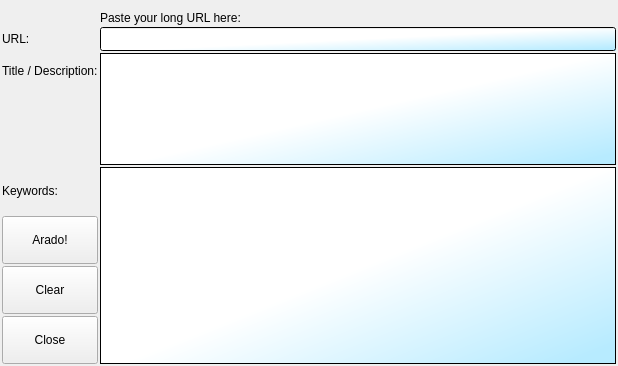
The window that ui/entry-form.ui (berndhs/arado) describes before a commit, drawn with Qt 5.
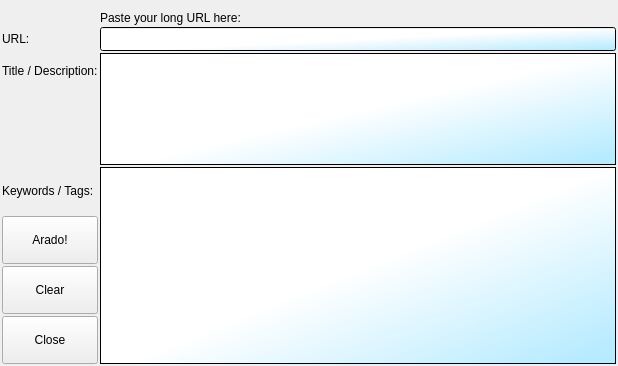
The same window after the commit. Icons and pictures are not drawn.

```diff
--- a/ui/entry-form.ui
+++ b/ui/entry-form.ui
@@ -129,7 +129,7 @@
    <item row="6" column="0">
     <widget class="QLabel" name="label_3">
      <property name="text">
-      <string>Keywords:</string>
+      <string>Keywords / Tags:</string>
      </property>
     </widget>
    </item>
```
Left out of the diff: 4 changed lines with no effect on the pictures.
